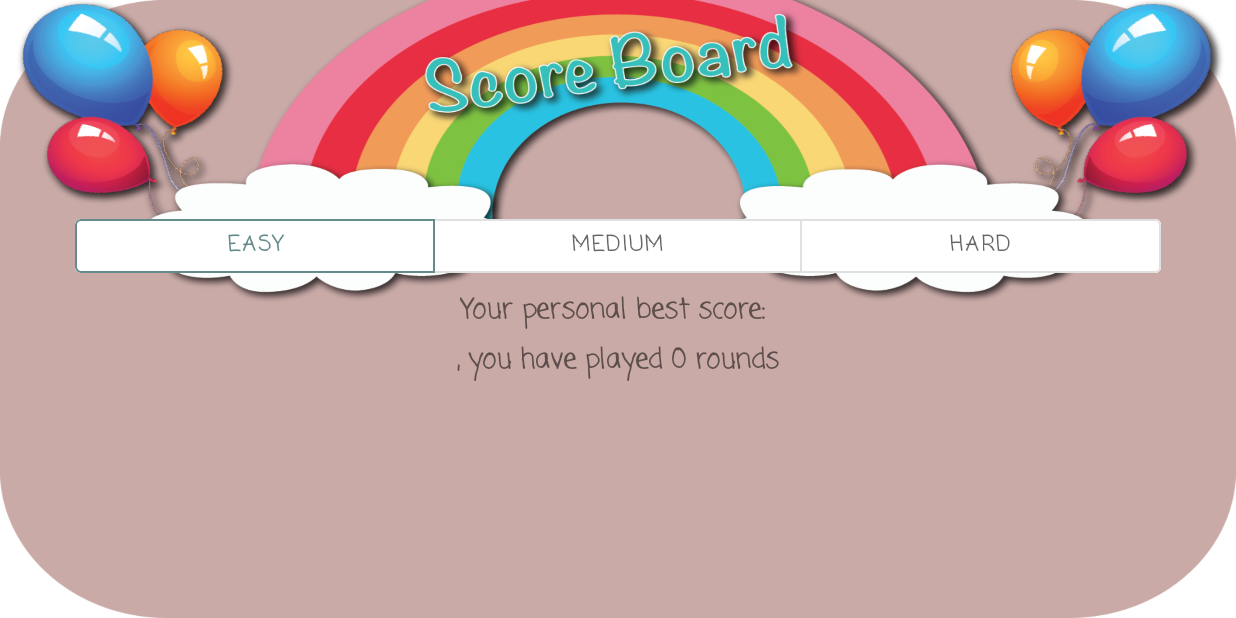
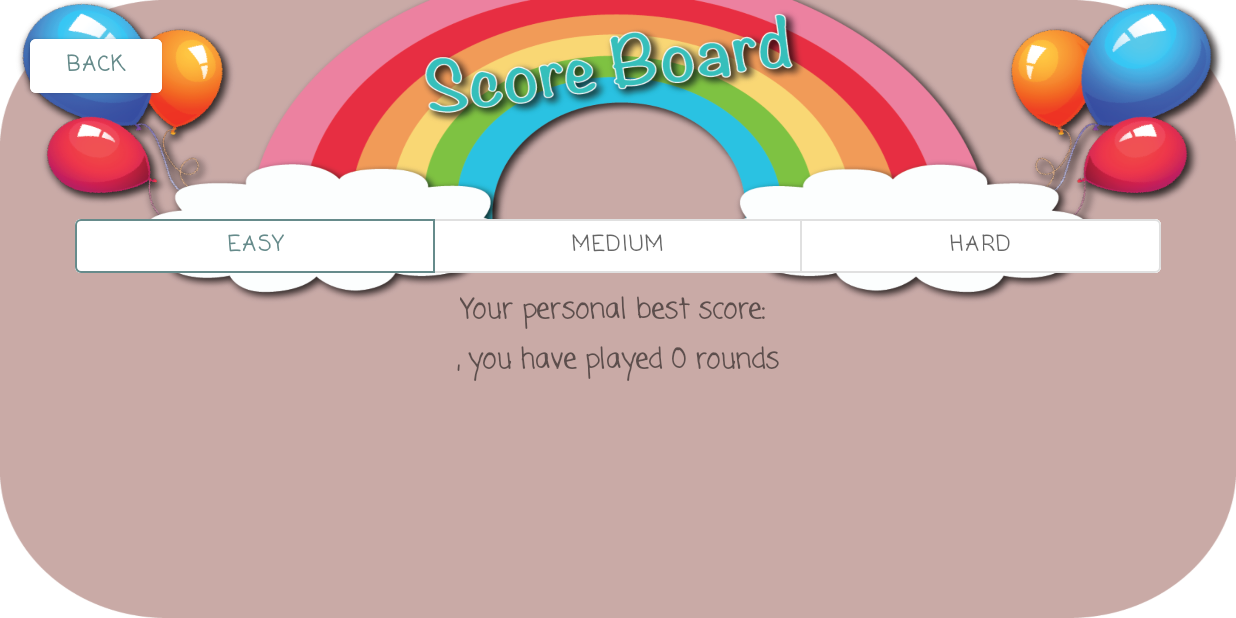
Before and after one commit to Meiwang1248/MonsterMath, an Android app: the screen it shows after launch once a user with an empty profile is signed in (ScoreBoardActivity), after a tap on "SCORE BOARD", on a phone screen of 824 x 412 dp (held sideways). Run offline under Robolectric (Android 15) with nearby library versions, the phone set to English and light mode, and no system bars; our stand-ins replace Firebase (no records; nobody signed in at launch, a user with empty details on screens opened directly); 1 statement that could not run was skipped.

Commit message:
add back button in score board

```diff
--- a/app/src/main/java/edu/neu/madcourse/monstermath/ScoreBoardActivity.java
+++ b/app/src/main/java/edu/neu/madcourse/monstermath/ScoreBoardActivity.java
@@ -5,9 +5,11 @@ import androidx.appcompat.app.AppCompatActivity;
 import androidx.recyclerview.widget.LinearLayoutManager;
 import androidx.recyclerview.widget.RecyclerView;
 
+import android.content.Intent;
 import android.os.Bundle;
 import android.util.Log;
 import android.view.View;
+import android.widget.Button;
 import android.widget.TextView;
 import android.widget.Toast;
 
@@ -40,6 +42,7 @@ public class ScoreBoardActivity extends AppCompatActivity {
     // personal best score settings
     private TextView tvPersonalBestScore, tvNumOfGamesPlayed;
     private int numOfGamesPlayed;
+    private Button btnScoreBoardHome;
 
     // Firebase settings
     DatabaseReference rootDatabaseRef = FirebaseDatabase.getInstance().getReference();
@@ -60,6 +63,14 @@ public class ScoreBoardActivity extends AppCompatActivity {
         // connect UI components
         tvNumOfGamesPlayed = findViewById(R.id.tvNumOfGamesPlayed);
         tvPersonalBestScore = findViewById(R.id.tvPersonalBestScore);
+        btnScoreBoardHome = findViewById(R.id.btnScoreBoardHome);
+
+        btnScoreBoardHome.setOnClickListener(new View.OnClickListener() {
+            @Override
+            public void onClick(View v) {
+                startActivity(new Intent(ScoreBoardActivity.this, GameSettingActivity.class));
+            }
+        });
 
         // set up for RecyclerView
         rvScores = (RecyclerView) findViewById(R.id.rvScores);
--- a/app/src/main/res/layout/activity_score_board.xml
+++ b/app/src/main/res/layout/activity_score_board.xml
@@ -1,10 +1,23 @@
 <?xml version="1.0" encoding="utf-8"?>
-<androidx.constraintlayout.widget.ConstraintLayout xmlns:android="http://schemas.android.com/apk/res/android"
+<RelativeLayout xmlns:android="http://schemas.android.com/apk/res/android"
     xmlns:app="http://schemas.android.com/apk/res-auto"
     xmlns:tools="http://schemas.android.com/tools"
     android:layout_width="match_parent"
     android:layout_height="match_parent"
     tools:context=".ScoreBoardActivity">
+
+    <Button
+        android:id="@+id/btnScoreBoardHome"
+        android:layout_margin="20dp"
+        android:layout_width="wrap_content"
+        android:layout_height="wrap_content"
+        android:layout_alignParentTop="true"
+        android:layout_alignParentStart="true"
+        android:backgroundTint="@color/white"
+        android:fontFamily="casual"
+        android:text="BACK"
+        android:textColor="@color/colorPrimary"
+        android:textStyle="bold"/>
 
     <ImageView
         android:layout_width="match_parent"
@@ -107,4 +120,4 @@
             android:scrollbars="vertical" />
     </LinearLayout>
 
-</androidx.constraintlayout.widget.ConstraintLayout>
+</RelativeLayout>
```
